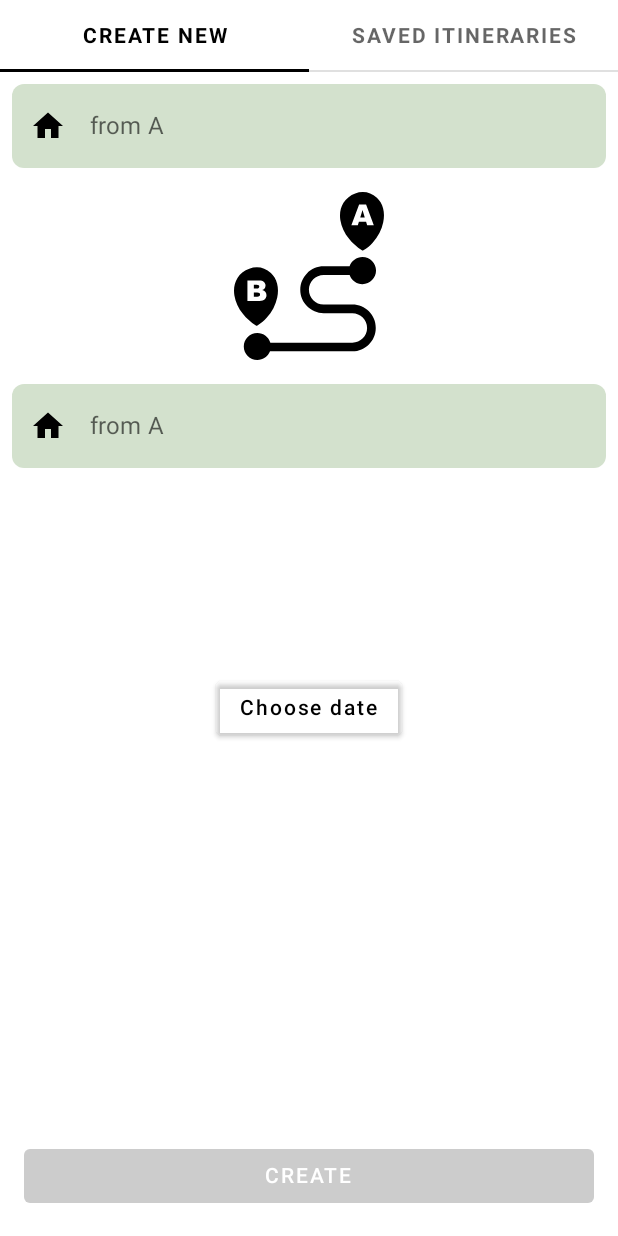
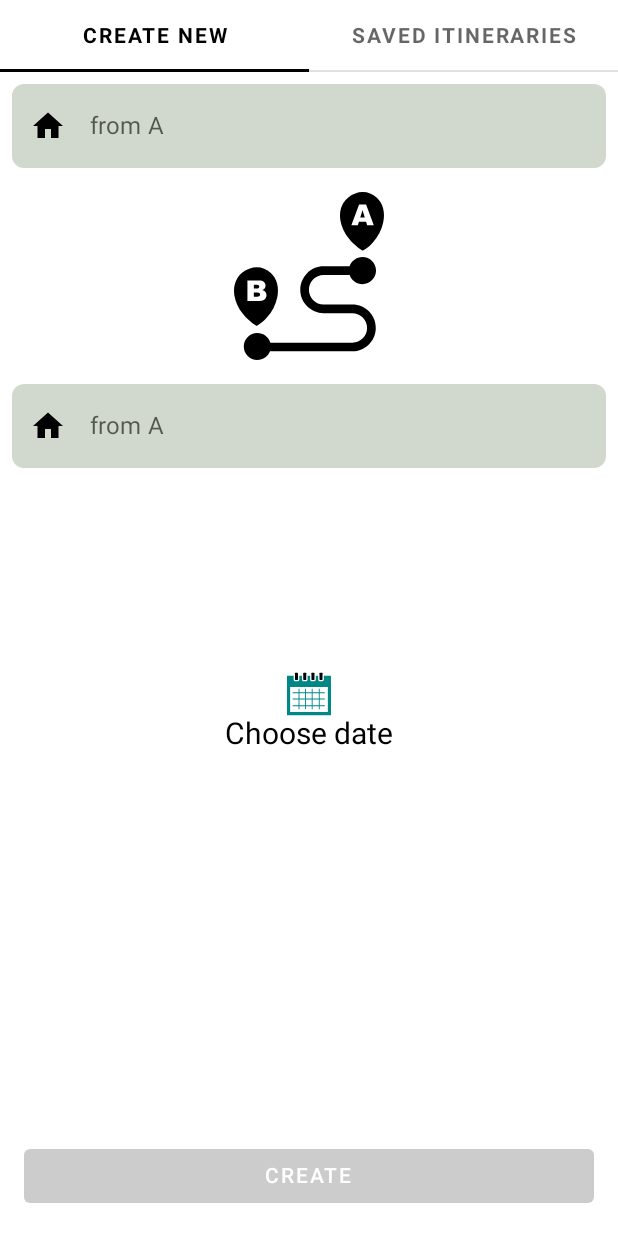
Before and after one commit to ElenaIbr/TimeLineApp, an Android app built with Jetpack Compose: the screen it shows after launch (MainActivity), on a phone screen of 412 x 824 dp. Run offline under Robolectric (Android 15) with nearby library versions, the phone set to English and light mode, and no system bars; our stand-ins replace Dagger/Hilt's generated code, Room's generated code, accompanist.

Commit message:
commit last

```diff
--- a/app/src/main/java/com/example/timelineapp/domain/usecase/get_itinerary/GetItineraryUseCase.kt
+++ b/app/src/main/java/com/example/timelineapp/domain/usecase/get_itinerary/GetItineraryUseCase.kt
@@ -26,6 +26,10 @@ class GetItineraryUseCase @Inject constructor(
             emit(Resource.Success(itinerary))
         } catch(e: HttpException){
             emit(Resource.Error<ItineraryDto>(e.localizedMessage ?: "An unexpected error"))
+
+            if (databaseRepository.getItineraryById(TempAppData.itinerary.id) == null) {
+                databaseRepository.insertItinerary(TempAppData.itinerary.convertToStorageItinerary())
+            }
         } catch (e: IOException){
             emit(Resource.Error<ItineraryDto>("Couldn't reach server"))
 
--- a/app/src/main/java/com/example/timelineapp/ui/bestitinerary/ItineraryScreen.kt
+++ b/app/src/main/java/com/example/timelineapp/ui/bestitinerary/ItineraryScreen.kt
@@ -69,7 +69,7 @@ fun ItineraryScreen(
                         contentAlignment = Alignment.Center
                     ) {
                         Text(
-                            text = itineraryState.date.toString(),
+                            text = itineraryState.date ?: "",
                             fontSize = 18.sp
                         )
                     }
--- a/app/src/main/java/com/example/timelineapp/ui/components/PrimaryButton.kt
+++ b/app/src/main/java/com/example/timelineapp/ui/components/PrimaryButton.kt
@@ -10,8 +10,9 @@ import androidx.compose.runtime.Composable
 import androidx.compose.ui.Modifier
 import androidx.compose.ui.draw.clip
 import androidx.compose.ui.graphics.Color
-import androidx.compose.ui.unit.dp
-import com.example.timelineapp.ui.theme.PrimaryButtonBackground
+import androidx.compose.ui.res.colorResource
+import androidx.compose.ui.res.dimensionResource
+import com.example.timelineapp.R
 
 @Composable
 fun PrimaryButton(
@@ -22,16 +23,16 @@ fun PrimaryButton(
     Button(
         modifier = Modifier
             .padding(
-                16.dp
+                dimensionResource(id = R.dimen.app_padding)
             )
             .clip(
                 RoundedCornerShape(
-                    8.dp
+                    dimensionResource(id = R.dimen.app_small_padding)
                 )
             )
             .fillMaxWidth(),
         colors = ButtonDefaults.buttonColors(
-            backgroundColor = PrimaryButtonBackground,
+            backgroundColor = colorResource(id = R.color.teal_700),
             disabledBackgroundColor = Color.LightGray,
             contentColor = Color.Black,
             disabledContentColor = Color.Black
--- a/app/src/main/java/com/example/timelineapp/ui/components/PrimaryDatePicker.kt
+++ b/app/src/main/java/com/example/timelineapp/ui/components/PrimaryDatePicker.kt
@@ -2,7 +2,10 @@ package com.example.timelineapp.ui.components
 
 import android.app.DatePickerDialog
 import android.widget.DatePicker
+import androidx.compose.foundation.Image
+import androidx.compose.foundation.clickable
 import androidx.compose.foundation.layout.Box
+import androidx.compose.foundation.layout.Column
 import androidx.compose.foundation.layout.fillMaxWidth
 import androidx.compose.material.Button
 import androidx.compose.material.ButtonDefaults
@@ -12,6 +15,9 @@ import androidx.compose.ui.Alignment
 import androidx.compose.ui.Modifier
 import androidx.compose.ui.graphics.Color
 import androidx.compose.ui.platform.LocalContext
+import androidx.compose.ui.res.painterResource
+import androidx.compose.ui.unit.sp
+import com.example.timelineapp.R
 import java.util.*
 
 @Composable
@@ -39,14 +45,18 @@ fun PrimaryDatePicker(
         }, mYear, mMonth, mDay
     )
 
-    Box(
-        modifier = Modifier.fillMaxWidth(),
-        contentAlignment = Alignment.Center
+    Column(
+        modifier = Modifier
+            .fillMaxWidth()
+            .clickable {
+                mDatePickerDialog.show()
+            },
+        horizontalAlignment = Alignment.CenterHorizontally
     ) {
-        Button(onClick = {
-            mDatePickerDialog.show()
-        }, colors = ButtonDefaults.buttonColors(backgroundColor = Color.Transparent) ) {
-            Text(text = "Choose date", color = Color.Black)
-        }
+        Image(
+            painter = painterResource(id = R.drawable.ic_monthly_calendar),
+            contentDescription = "calendar"
+        )
+        Text(text = "Choose date", color = Color.Black, fontSize = 20.sp)
     }
 }
--- a/app/src/main/java/com/example/timelineapp/ui/theme/Color.kt
+++ b/app/src/main/java/com/example/timelineapp/ui/theme/Color.kt
@@ -6,5 +6,4 @@ val Purple200 = Color(0xFFBB86FC)
 val Purple500 = Color(0xFF6200EE)
 val Purple700 = Color(0xFF3700B3)
 val Teal200 = Color(0xFF03DAC5)
-val FieldBackground = Color(0xDDCDDDC6)
-val PrimaryButtonBackground = Color(0xDD6DB64D)
+val FieldBackground = Color(0xC1C2CCBE)
--- /dev/null
+++ b/app/src/main/res/drawable/ic_monthly_calendar.xml
@@ -0,0 +1,24 @@
+<vector xmlns:android="http://schemas.android.com/apk/res/android"
+    android:width="29.237dp"
+    android:height="29.237dp"
+    android:viewportWidth="29.237"
+    android:viewportHeight="29.237">
+  <path
+      android:pathData="M7.685,24.819H8.28v-2.131h3.688v2.131h0.596v-2.131h3.862v2.131h0.597v-2.131h4.109v2.131h0.595v-2.131h3.417v-0.594h-3.417v-3.861h3.417v-0.596h-3.417v-3.519h3.417v-0.594h-3.417v-2.377h-0.595v2.377h-4.109v-2.377h-0.597v2.377h-3.862v-2.377h-0.596v2.377H8.279v-2.377H7.685v2.377H3.747v0.594h3.938v3.519H3.747v0.596h3.938v3.861H3.747v0.594h3.938V24.819zM12.563,22.094v-3.861h3.862v3.861H12.563zM21.132,22.094h-4.109v-3.861h4.109V22.094zM21.132,14.118v3.519h-4.109v-3.519C17.023,14.119 21.132,14.119 21.132,14.118zM16.426,14.118v3.519h-3.862v-3.519C12.564,14.119 16.426,14.119 16.426,14.118zM8.279,14.118h3.688v3.519H8.279V14.118zM8.279,18.233h3.688v3.861H8.279V18.233z"
+      android:fillColor="@color/teal_700"/>
+  <path
+      android:pathData="M29.207,2.504l-4.129,0.004L24.475,2.51v2.448c0,0.653 -0.534,1.187 -1.188,1.187h-1.388c-0.656,0 -1.188,-0.533 -1.188,-1.187V2.514l-1.583,0.002v2.442c0,0.653 -0.535,1.187 -1.191,1.187h-1.388c-0.655,0 -1.188,-0.533 -1.188,-1.187V2.517l-1.682,0.004v2.438c0,0.653 -0.534,1.187 -1.189,1.187h-1.389c-0.653,0 -1.188,-0.533 -1.188,-1.187V2.525H8.181v2.434c0,0.653 -0.533,1.187 -1.188,1.187H5.605c-0.656,0 -1.189,-0.533 -1.189,-1.187V2.53L0,2.534v26.153h2.09h25.06l2.087,-0.006L29.207,2.504zM27.15,26.606H2.09V9.897h25.06V26.606z"
+      android:fillColor="@color/teal_700"/>
+  <path
+      android:pathData="M5.605,5.303h1.388c0.163,0 0.296,-0.133 0.296,-0.297v-4.16c0,-0.165 -0.133,-0.297 -0.296,-0.297H5.605c-0.165,0 -0.298,0.132 -0.298,0.297v4.16C5.307,5.17 5.44,5.303 5.605,5.303z"
+      android:fillColor="#010002"/>
+  <path
+      android:pathData="M11.101,5.303h1.389c0.164,0 0.297,-0.133 0.297,-0.297v-4.16c-0.001,-0.165 -0.134,-0.297 -0.298,-0.297H11.1c-0.163,0 -0.296,0.132 -0.296,0.297v4.16C10.805,5.17 10.938,5.303 11.101,5.303z"
+      android:fillColor="#010002"/>
+  <path
+      android:pathData="M16.549,5.303h1.388c0.166,0 0.299,-0.133 0.299,-0.297v-4.16c-0.001,-0.165 -0.133,-0.297 -0.299,-0.297h-1.388c-0.164,0 -0.297,0.132 -0.297,0.297v4.16C16.252,5.17 16.385,5.303 16.549,5.303z"
+      android:fillColor="#010002"/>
+  <path
+      android:pathData="M21.899,5.303h1.388c0.164,0 0.296,-0.133 0.296,-0.297v-4.16c0,-0.165 -0.132,-0.297 -0.296,-0.297h-1.388c-0.164,0 -0.297,0.132 -0.297,0.297v4.16C21.603,5.17 21.735,5.303 21.899,5.303z"
+      android:fillColor="#010002"/>
+</vector>
```
